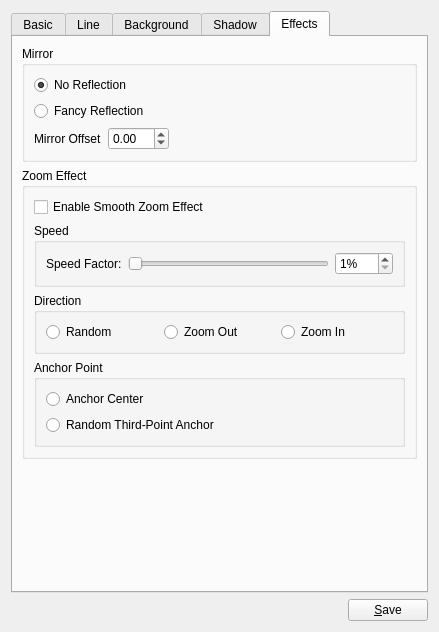
The window that src/items/GenericItemConfig.ui (google-code-export/dviz) describes before a commit, drawn with Qt 5.
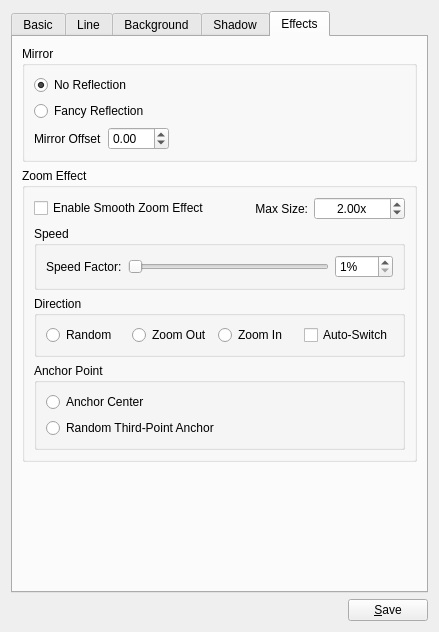
The same window after the commit. Icons and pictures are not drawn.

Patch:
```diff
--- a/src/items/GenericItemConfig.ui
+++ b/src/items/GenericItemConfig.ui
@@ -998,6 +998,41 @@
               </property>
              </widget>
             </item>
+            <item>
+             <widget class="QLabel" name="label_10">
+              <property name="text">
+               <string>Max Size:</string>
+              </property>
+              <property name="alignment">
+               <set>Qt::AlignRight|Qt::AlignTrailing|Qt::AlignVCenter</set>
+              </property>
+             </widget>
+            </item>
+            <item>
+             <widget class="QDoubleSpinBox" name="zoomFactor">
+              <property name="alignment">
+               <set>Qt::AlignCenter</set>
+              </property>
+              <property name="prefix">
+               <string/>
+              </property>
+              <property name="suffix">
+               <string>x</string>
+              </property>
+              <property name="decimals">
+               <number>2</number>
+              </property>
+              <property name="minimum">
+               <double>1.010000000000000</double>
+              </property>
+              <property name="maximum">
+               <double>10.000000000000000</double>
+              </property>
+              <property name="value">
+               <double>2.000000000000000</double>
+              </property>
+             </widget>
+            </item>
            </layout>
           </item>
           <item>
@@ -1069,6 +1104,13 @@
                </property>
               </widget>
              </item>
+             <item>
+              <widget class="QCheckBox" name="zoomLoop">
+               <property name="text">
+                <string>Auto-Switch</string>
+               </property>
+              </widget>
+             </item>
             </layout>
            </widget>
           </item>
```
